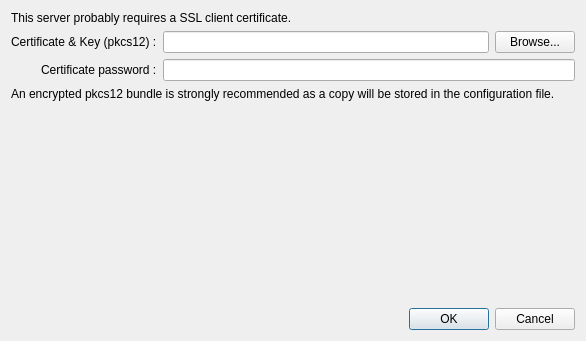
Qt form src/gui/addcertificatedialog.ui (reberthkss/ResultCloud) before a commit.
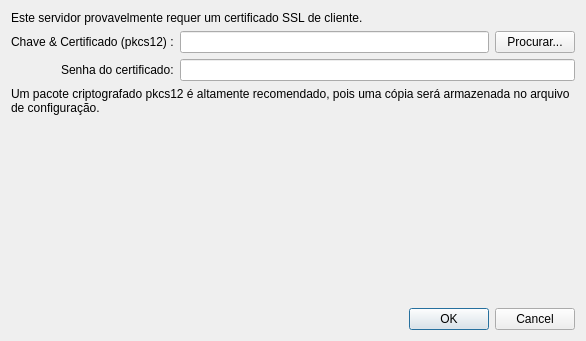
The same form after that commit.

```diff
--- a/src/gui/addcertificatedialog.ui
+++ b/src/gui/addcertificatedialog.ui
@@ -20,7 +20,7 @@
    <item row="0" column="0" colspan="4">
     <widget class="QLabel" name="labelErrorMessage">
      <property name="text">
-      <string>This server probably requires a SSL client certificate.</string>
+      <string>Este servidor provavelmente requer um certificado SSL de cliente.</string>
      </property>
      <property name="wordWrap">
       <bool>true</bool>
@@ -30,7 +30,7 @@
    <item row="1" column="0" colspan="2">
     <widget class="QLabel" name="labelCertificateFile">
      <property name="text">
-      <string>Certificate &amp; Key (pkcs12) :</string>
+      <string>Chave &amp; Certificado (pkcs12) :</string>
      </property>
     </widget>
    </item>
@@ -44,14 +44,14 @@
    <item row="1" column="3">
     <widget class="QPushButton" name="pushButtonBrowseCertificate">
      <property name="text">
-      <string>Browse...</string>
+      <string>Procurar...</string>
      </property>
     </widget>
    </item>
    <item row="2" column="1">
     <widget class="QLabel" name="labelPWDCertificate">
      <property name="text">
-      <string>Certificate password :</string>
+      <string>Senha do certificado:</string>
      </property>
     </widget>
    </item>
@@ -68,7 +68,7 @@
    <item row="3" column="0" colspan="4">
     <widget class="QLabel" name="label">
      <property name="text">
-      <string>An encrypted pkcs12 bundle is strongly recommended as a copy will be stored in the configuration file.</string>
+      <string>Um pacote criptografado pkcs12 é altamente recomendado, pois uma cópia será armazenada no arquivo de configuração.</string>
      </property>
      <property name="wordWrap">
       <bool>true</bool>
```
Left out of the diff: 2 changed lines with no effect on the pictures.
